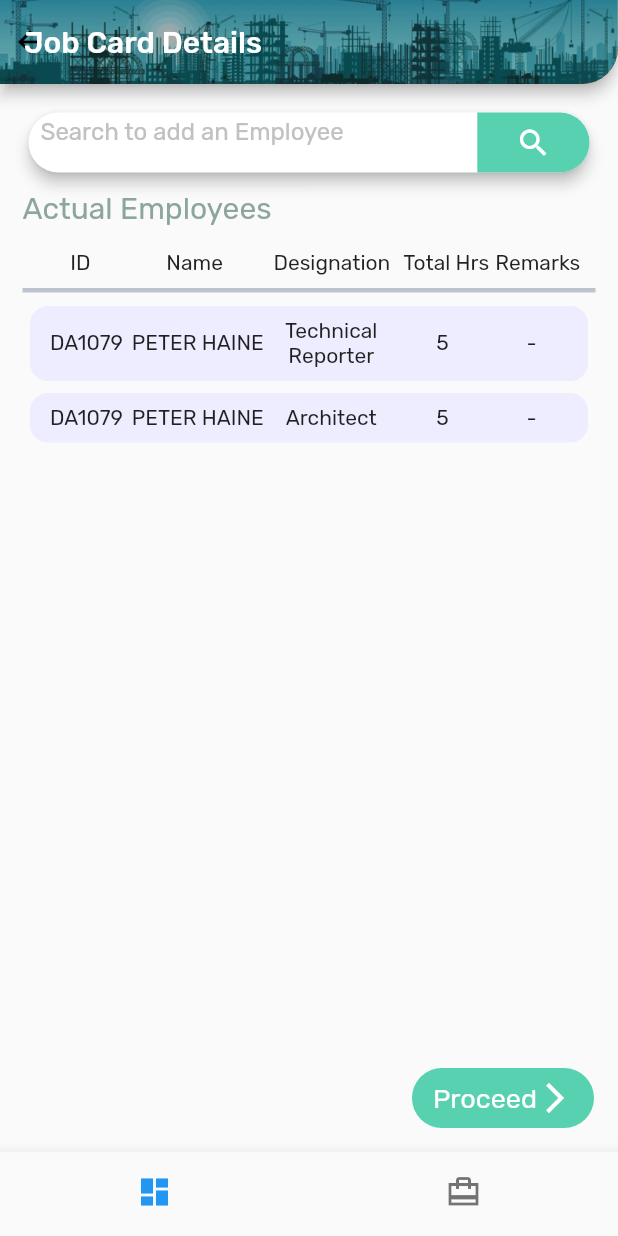
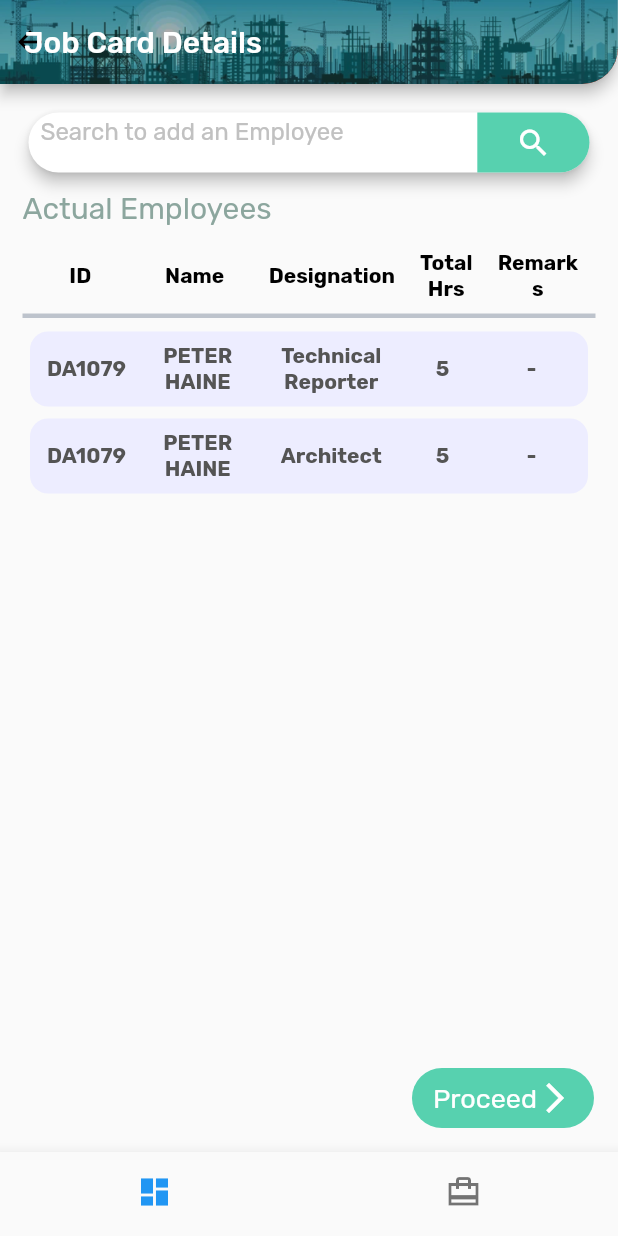
Before and after one commit to airPMP/airpmp-mobility, a Flutter app: the ActualEmployees screen opened directly, on a phone screen of 412 x 824 dp. Run offline on Flutter 3.47's test engine with Material 2 defaults, Android fonts, the light colour scheme and no system bars; our stand-ins replace bloc, flutter_svg; project files that could hold a hidden picture were left out.

Commit message:
improved table ui

```diff
--- a/lib/models/tableElement.dart
+++ b/lib/models/tableElement.dart
@@ -1,12 +1,16 @@
-import 'package:flutter/cupertino.dart';
+import 'package:flutter/material.dart';
 
 class TableElement {
   String valueName = "";
+  Color color = Colors.black;
   int flex = 1;
   int maxLines = 2;
   TextAlign textAlign = TextAlign.center;
   TableElement(this.valueName,
-      {this.flex = 1, this.maxLines = 2, this.textAlign = TextAlign.center});
+      {this.flex = 1,
+      this.maxLines = 2,
+      this.textAlign = TextAlign.center,
+      this.color = Colors.black});
 }
 
 class TableValueElement extends TableElement {
@@ -16,6 +20,8 @@ class TableValueElement extends TableElement {
       {flex = 1,
       maxLines = 2,
       textAlign = TextAlign.center,
-      this.useCustomflex = false})
-      : super(valueName, flex: flex, maxLines: maxLines, textAlign: textAlign);
+      this.useCustomflex = false,
+      color = const Color(0xff545454)})
+      : super(valueName,
+            flex: flex, maxLines: maxLines, textAlign: textAlign, color: color);
 }
--- a/lib/utilities/widgets/simpleTable.dart
+++ b/lib/utilities/widgets/simpleTable.dart
@@ -26,6 +26,7 @@ class SimpleTableElement extends StatelessWidget {
               child: Container(
                   child: Text(
                 tbv.valueName,
+                style: TextStyle(color: tbv.color, fontWeight: FontWeight.bold),
                 textAlign: tbv.textAlign,
                 maxLines: tbv.maxLines,
               )),
@@ -64,6 +65,8 @@ class SimpleTable extends StatelessWidget {
                     child: Container(
                         child: Text(
                       h.valueName,
+                      style: TextStyle(
+                          color: h.color, fontWeight: FontWeight.bold),
                       textAlign: h.textAlign,
                       maxLines: h.maxLines,
                       overflow: TextOverflow.ellipsis,
```
